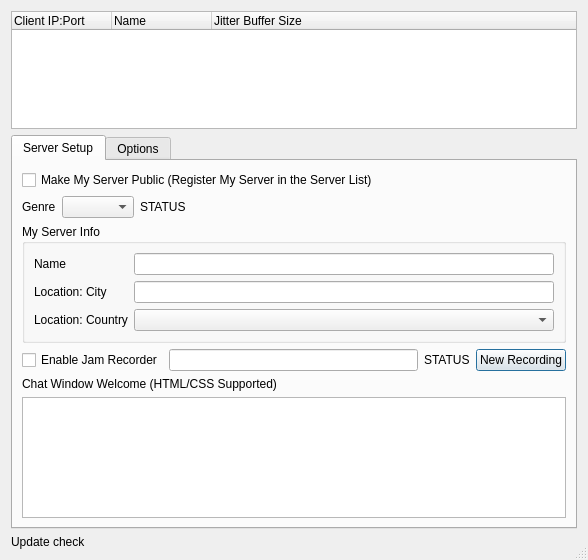
Before: the Qt Designer form src/serverdlgbase.ui in jamulussoftware/jamulus, drawn with Qt 5.
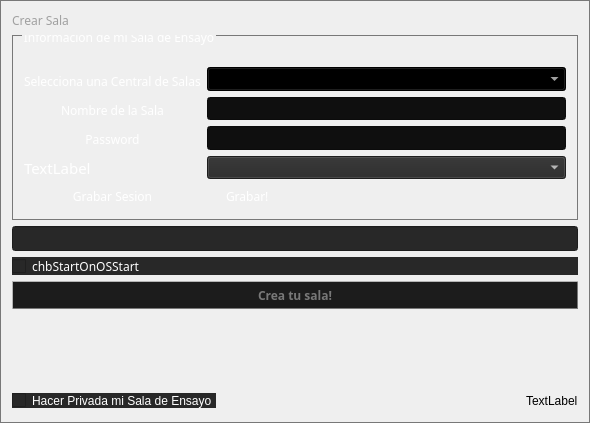
After: the same form once the commit is applied. Icons and pictures are not drawn. Custom widgets are drawn as their Qt base class.

Patch:
```diff
--- a/src/serverdlgbase.ui
+++ b/src/serverdlgbase.ui
@@ -6,10 +6,22 @@
    <rect>
     <x>0</x>
     <y>0</y>
-    <width>588</width>
-    <height>560</height>
+    <width>590</width>
+    <height>423</height>
    </rect>
   </property>
+  <property name="sizePolicy">
+   <sizepolicy hsizetype="Fixed" vsizetype="Fixed">
+    <horstretch>0</horstretch>
+    <verstretch>0</verstretch>
+   </sizepolicy>
+  </property>
+  <property name="minimumSize">
+   <size>
+    <width>590</width>
+    <height>420</height>
+   </size>
+  </property>
   <property name="windowTitle">
    <string/>
   </property>
@@ -17,294 +29,797 @@
    <iconset resource="resources.qrc">
     <normaloff>:/png/main/res/fronticon.png</normaloff>:/png/main/res/fronticon.png</iconset>
   </property>
+  <property name="styleSheet">
+   <string notr="true">#CServerDlgBase{
+border:1px solid rgb(120,120,120);
+background-image:  url(:/png/main/res/ui/bg_fondos.png);
+
+}</string>
+  </property>
   <property name="sizeGripEnabled">
-   <bool>true</bool>
+   <bool>false</bool>
   </property>
   <layout class="QVBoxLayout">
+   <property name="leftMargin">
+    <number>12</number>
+   </property>
+   <property name="topMargin">
+    <number>12</number>
+   </property>
+   <property name="rightMargin">
+    <number>12</number>
+   </property>
+   <property name="bottomMargin">
+    <number>12</number>
+   </property>
+   <item>
+    <widget class="QLabel" name="label_2">
+     <property name="font">
+      <font>
+       <family>Noto Sans</family>
+      </font>
+     </property>
+     <property name="styleSheet">
+      <string notr="true">color: rgb(160, 160, 160);</string>
+     </property>
+     <property name="text">
+      <string>Crear Sala</string>
+     </property>
+    </widget>
+   </item>
+   <item>
+    <widget class="QGroupBox" name="grbServerInfo">
+     <property name="font">
+      <font>
+       <family>Noto Sans</family>
+       <pointsize>9</pointsize>
+      </font>
+     </property>
+     <property name="styleSheet">
+      <string notr="true">QGroupBox{
+    border: 1px solid rgb(120,120,120);
+    margin-top: 0.5em;
+    color: white;
+}
+
+QGroupBox::title {
+    top: -6px;
+    left: 10px;
+}</string>
+     </property>
+     <property name="title">
+      <string>Información de mi Sala de Ensayo</string>
+     </property>
+     <layout class="QHBoxLayout" name="horizontalLayout_3">
+      <item>
+       <layout class="QVBoxLayout">
+        <property name="spacing">
+         <number>6</number>
+        </property>
+        <property name="leftMargin">
+         <number>0</number>
+        </property>
+        <property name="topMargin">
+         <number>3</number>
+        </property>
+        <property name="bottomMargin">
+         <number>0</number>
+        </property>
+        <item>
+         <widget class="QLabel" name="lblCentralServerAddress">
+          <property name="enabled">
+           <bool>true</bool>
+          </property>
+          <property name="font">
+           <font>
+            <family>Noto Sans</family>
+            <pointsize>9</pointsize>
+           </font>
+          </property>
+          <property name="autoFillBackground">
+           <bool>false</bool>
+          </property>
+          <property name="styleSheet">
+           <string notr="true">border: none;
+color: rgb(255, 255, 255);
+background:transparent;</string>
+          </property>
+          <property name="text">
+           <string>Selecciona una Central de Salas</string>
+          </property>
+         </widget>
+        </item>
+        <item>
+         <widget class="QLabel" name="lblServerName">
+          <property name="font">
+           <font>
+            <family>Noto Sans</family>
+            <pointsize>9</pointsize>
+           </font>
+          </property>
+          <property name="styleSheet">
+           <string notr="true">border: none;
+color: rgb(255, 255, 255);
+background:transparent;
+</string>
+          </property>
+          <property name="midLineWidth">
+           <number>0</number>
+          </property>
+          <property name="text">
+           <string>Nombre de la Sala</string>
+          </property>
+          <property name="alignment">
+           <set>Qt::AlignCenter</set>
+          </property>
+         </widget>
+        </item>
+        <item>
+         <widget class="QLabel" name="lblLocationCity">
+          <property name="enabled">
+           <bool>true</bool>
+          </property>
+          <property name="font">
+           <font>
+            <family>Noto Sans</family>
+            <pointsize>9</pointsize>
+           </font>
+          </property>
+          <property name="styleSheet">
+           <string notr="true">border: none;
+color: rgb(255, 255, 255);
+background:transparent;</string>
+          </property>
+          <property name="text">
+           <string>Password</string>
+          </property>
+          <property name="alignment">
+           <set>Qt::AlignCenter</set>
+          </property>
+         </widget>
+        </item>
+        <item>
+         <widget class="QLabel" name="lblLocationCountry">
+          <property name="font">
+           <font>
+            <family>Myriad Pro</family>
+            <pointsize>11</pointsize>
+           </font>
+          </property>
+          <property name="styleSheet">
+           <string notr="true">border: none;
+color: rgb(255, 255, 255);</string>
+          </property>
+          <property name="text">
+           <string>TextLabel</string>
+          </property>
+         </widget>
+        </item>
+        <item>
+         <widget class="QLabel" name="label">
+          <property name="font">
+           <font>
+            <family>Noto Sans</family>
+            <pointsize>9</pointsize>
+           </font>
+          </property>
+          <property name="styleSheet">
+           <string notr="true">border: none;
+color: rgb(255, 255, 255);
+background:transparent;</string>
+          </property>
+          <property name="text">
+           <string>Grabar Sesion</string>
+          </property>
+          <property name="alignment">
+           <set>Qt::AlignCenter</set>
+          </property>
+         </widget>
+        </item>
+       </layout>
+      </item>
+      <item>
+       <layout class="QVBoxLayout" name="verticalLayout_3">
+        <item>
+         <layout class="QVBoxLayout" name="verticalLayout_2">
+          <item>
+           <widget class="QComboBox" name="cbxCentServAddrType">
+            <property name="font">
+             <font>
+              <family>Noto Sans</family>
+              <pointsize>9</pointsize>
+              <weight>50</weight>
+              <bold>false</bold>
+             </font>
+            </property>
+            <property name="styleSheet">
+             <string notr="true">
+background-color: rgb(0, 0, 0);
+border-color: rgb(0,0,0);
+color: white;
+
+
+
+</string>
+            </property>
+            <property name="locale">
+             <locale language="Spanish" country="Argentina"/>
+            </property>
+           </widget>
+          </item>
+          <item>
+           <widget class="QLineEdit" name="edtServerName">
+            <property name="enabled">
+             <bool>true</bool>
+            </property>
+            <property name="font">
+             <font>
+              <family>Noto Sans</family>
+              <pointsize>9</pointsize>
+              <weight>50</weight>
+              <bold>false</bold>
+             </font>
+            </property>
+            <property name="styleSheet">
+             <string notr="true">background: rgb(15, 15, 15); 
+color:  rgb(255,255,255); 
+selection-background-color: rgb(160,160,160);</string>
+            </property>
+           </widget>
+          </item>
+          <item>
+           <widget class="QLineEdit" name="edtLocationCity">
+            <property name="enabled">
+             <bool>true</bool>
+            </property>
+            <property name="font">
+             <font>
+              <family>Noto Sans</family>
+              <pointsize>9</pointsize>
+             </font>
+            </property>
+            <property name="styleSheet">
+             <string notr="true">background: rgb(15, 15, 15); 
+color:  rgb(255,255,255); 
+selection-background-color: rgb(25, 25, 25);</string>
+            </property>
+            <property name="clearButtonEnabled">
+             <bool>false</bool>
+            </property>
+           </widget>
+          </item>
+          <item>
+           <widget class="QComboBox" name="cbxLocationCountry">
+            <property name="font">
+             <font>
+              <family>Noto Sans</family>
+              <pointsize>9</pointsize>
+              <weight>50</weight>
+              <bold>false</bold>
+             </font>
+            </property>
+            <property name="styleSheet">
+             <string notr="true">background-color: rgb(40, 40, 40);
+border-color: rgb(0, 0, 0);
+color: rgb(255, 255, 255);
+</string>
+            </property>
+            <property name="locale">
+             <locale language="Spanish" country="Argentina"/>
+            </property>
+            <property name="currentIndex">
+             <number>-1</number>
+            </property>
+           </widget>
+          </item>
+         </layout>
+        </item>
+        <item>
+         <layout class="QHBoxLayout" name="horizontalLayout_2">
+          <item>
+           <widget class="QCheckBox" name="RecordCheckBox">
+            <property name="font">
+             <font>
+              <family>Noto Sans</family>
+              <pointsize>9</pointsize>
+              <weight>50</weight>
+              <bold>false</bold>
+             </font>
+            </property>
+            <property name="styleSheet">
+             <string notr="true">QCheckBox {
+	background:transparent;
+color:white;
+}
+</string>
+            </property>
+            <property name="text">
+             <string>Grabar!</string>
+            </property>
+           </widget>
+          </item>
+         </layout>
+        </item>
+       </layout>
+      </item>
+     </layout>
+    </widget>
+   </item>
+   <item>
+    <layout class="QHBoxLayout">
+     <item>
+      <widget class="QLineEdit" name="edtCentralServerAddress">
+       <property name="enabled">
+        <bool>true</bool>
+       </property>
+       <property name="font">
+        <font>
+         <family>Noto Sans</family>
+         <pointsize>9</pointsize>
+         <weight>50</weight>
+         <bold>false</bold>
+        </font>
+       </property>
+       <property name="styleSheet">
+        <string notr="true">background-color: rgb(40, 40, 40);
+border-color: rgb(0, 0, 0);
+color: rgb(255, 255, 255);
+ border-image:  url(:/png/main/res/fondoo.png);</string>
+       </property>
+      </widget>
+     </item>
+    </layout>
+   </item>
+   <item>
+    <widget class="QCheckBox" name="chbStartOnOSStart">
+     <property name="font">
+      <font>
+       <family>Noto Sans</family>
+       <pointsize>9</pointsize>
+      </font>
+     </property>
+     <property name="styleSheet">
+      <string notr="true">background-color: rgb(40, 40, 40);
+border-color: rgb(0, 0, 0);
+color: rgb(255, 255, 255);
+ border-image:  url(:/png/main/res/fondoo.png);</string>
+     </property>
+     <property name="text">
+      <string>chbStartOnOSStart</string>
+     </property>
+    </widget>
+   </item>
+   <item>
+    <widget class="QPushButton" name="btn_crear_sala">
+     <property name="minimumSize">
+      <size>
+       <width>60</width>
+       <height>28</height>
+      </size>
+     </property>
+     <property name="font">
+      <font>
+       <family>Noto Sans</family>
+       <pointsize>9</pointsize>
+       <weight>75</weight>
+       <bold>true</bold>
+      </font>
+     </property>
+     <property name="styleSheet">
+      <string notr="true">#btn_crear_sala{
+background: rgb(28, 28, 28); 
+selection-background-color: rgb(28, 28, 28);
+border-color: rgb(120, 120, 120);
+    border-style: outset;
+    border-width: 1.3px;
+color: rgb(120, 120, 120);
+}
+#btn_crear_sala:hover{
+border-color: rgb(13, 204, 135);
+    border-style: outset;
+    border-width: 1.3px;
+color: rgb(13, 204, 135);
+}
+
+
+#btn_crear_sala:pressed{
+background: rgb(15, 15, 15); 
+border-color: rgb(13, 204, 135);
+    border-style: outset;
+    border-width: 1.3px;
+}</string>
+     </property>
+     <property name="text">
+      <string>Crea tu sala!</string>
+     </property>
+    </widget>
+   </item>
    <item>
     <widget class="QTreeWidget" name="lvwClients">
+     <property name="palette">
+      <palette>
+       <active>
+        <colorrole role="WindowText">
+         <brush brushstyle="SolidPattern">
+          <color alpha="255">
+           <red>255</red>
+           <green>255</green>
+           <blue>255</blue>
+          </color>
+         </brush>
+        </colorrole>
+        <colorrole role="Button">
+         <brush brushstyle="SolidPattern">
+          <color alpha="0">
+           <red>0</red>
+           <green>0</green>
+           <blue>0</blue>
+          </color>
+         </brush>
+        </colorrole>
+        <colorrole role="Text">
+         <brush brushstyle="SolidPattern">
+          <color alpha="255">
+           <red>255</red>
+           <green>255</green>
+           <blue>255</blue>
+          </color>
+         </brush>
+        </colorrole>
+        <colorrole role="ButtonText">
+         <brush brushstyle="SolidPattern">
+          <color alpha="255">
+           <red>255</red>
+           <green>255</green>
+           <blue>255</blue>
+          </color>
+         </brush>
+        </colorrole>
+        <colorrole role="Base">
+         <brush brushstyle="NoBrush">
+          <color alpha="255">
+           <red>0</red>
+           <green>0</green>
+           <blue>0</blue>
+          </color>
+         </brush>
+        </colorrole>
+        <colorrole role="Window">
+         <brush brushstyle="SolidPattern">
+          <color alpha="0">
+           <red>0</red>
+           <green>0</green>
+           <blue>0</blue>
+          </color>
+         </brush>
+        </colorrole>
+        <colorrole role="PlaceholderText">
+         <brush brushstyle="NoBrush">
+          <color alpha="128">
+           <red>255</red>
+           <green>255</green>
+           <blue>255</blue>
+          </color>
+         </brush>
+        </colorrole>
+       </active>
+       <inactive>
+        <colorrole role="WindowText">
+         <brush brushstyle="SolidPattern">
+          <color alpha="255">
+           <red>255</red>
+           <green>255</green>
+           <blue>255</blue>
+          </color>
+         </brush>
+        </colorrole>
+        <colorrole role="Button">
+         <brush brushstyle="SolidPattern">
+          <color alpha="0">
+           <red>0</red>
+           <green>0</green>
+           <blue>0</blue>
+          </color>
+         </brush>
+        </colorrole>
+        <colorrole role="Text">
+         <brush brushstyle="SolidPattern">
+          <color alpha="255">
+           <red>255</red>
+           <green>255</green>
+           <blue>255</blue>
+          </color>
+         </brush>
+        </colorrole>
+        <colorrole role="ButtonText">
+         <brush brushstyle="SolidPattern">
+          <color alpha="255">
+           <red>255</red>
+           <green>255</green>
+           <blue>255</blue>
+          </color>
+         </brush>
+        </colorrole>
+        <colorrole role="Base">
+         <brush brushstyle="NoBrush">
+          <color alpha="255">
+           <red>0</red>
+           <green>0</green>
+           <blue>0</blue>
+          </color>
+         </brush>
+        </colorrole>
+        <colorrole role="Window">
+         <brush brushstyle="SolidPattern">
+          <color alpha="0">
+           <red>0</red>
+           <green>0</green>
+           <blue>0</blue>
+          </color>
+         </brush>
+        </colorrole>
+        <colorrole role="PlaceholderText">
+         <brush brushstyle="NoBrush">
+          <color alpha="128">
+           <red>255</red>
+           <green>255</green>
+           <blue>255</blue>
+          </color>
+         </brush>
+        </colorrole>
+       </inactive>
+       <disabled>
+        <colorrole role="WindowText">
+         <brush brushstyle="SolidPattern">
+          <color alpha="255">
+           <red>255</red>
+           <green>255</green>
+           <blue>255</blue>
+          </color>
+         </brush>
+        </colorrole>
+        <colorrole role="Button">
+         <brush brushstyle="SolidPattern">
+          <color alpha="0">
+           <red>0</red>
+           <green>0</green>
+           <blue>0</blue>
+          </color>
+         </brush>
+        </colorrole>
+        <colorrole role="Text">
+         <brush brushstyle="SolidPattern">
+          <color alpha="255">
+           <red>255</red>
+           <green>255</green>
+           <blue>255</blue>
+          </color>
+         </brush>
+        </colorrole>
+        <colorrole role="ButtonText">
+         <brush brushstyle="SolidPattern">
+          <color alpha="255">
+           <red>255</red>
+           <green>255</green>
+           <blue>255</blue>
+          </color>
+         </brush>
+        </colorrole>
+        <colorrole role="Base">
+         <brush brushstyle="NoBrush">
+          <color alpha="255">
+           <red>0</red>
+           <green>0</green>
+           <blue>0</blue>
+          </color>
+         </brush>
+        </colorrole>
+        <colorrole role="Window">
+         <brush brushstyle="SolidPattern">
+          <color alpha="0">
+           <red>0</red>
+           <green>0</green>
+           <blue>0</blue>
+          </color>
+         </brush>
+        </colorrole>
+        <colorrole role="PlaceholderText">
+         <brush brushstyle="NoBrush">
+          <color alpha="128">
+           <red>255</red>
+           <green>255</green>
+           <blue>255</blue>
+          </color>
+         </brush>
+        </colorrole>
+       </disabled>
+      </palette>
+     </property>
+     <property name="font">
+      <font>
+       <family>Noto Sans</family>
+       <pointsize>9</pointsize>
+      </font>
+     </property>
+     <property name="styleSheet">
+      <string notr="true">QTreeWidget{
+border-color: rgb(255, 255, 255);
+color: white;
+background:transparent;
+}
+
+QTreeView::item {
+font-color: white;
+}
+
+QHeaderView::section {                          
+    color: white;                               
+    padding: 1px;                               
+    height:20px;                                
+    border: 1px solid rgb(120,120,120);                  
+    border-left:1px;                            
+    border-right:1px;                           
+    background-color: transparent;                        
+}
+</string>
+     </property>
+     <property name="showDropIndicator" stdset="0">
+      <bool>false</bool>
+     </property>
      <property name="rootIsDecorated">
       <bool>false</bool>
      </property>
      <property name="columnCount">
       <number>3</number>
      </property>
+     <attribute name="headerVisible">
+      <bool>false</bool>
+     </attribute>
+     <attribute name="headerStretchLastSection">
+      <bool>true</bool>
+     </attribute>
      <column>
       <property name="text">
-       <string>Client IP:Port</string>
+       <string>IP del Cliente</string>
+      </property>
+      <property name="font">
+       <font>
+        <family>Noto Sans</family>
+        <pointsize>10</pointsize>
+       </font>
+      </property>
+      <property name="background">
+       <color alpha="5">
+        <red>5</red>
+        <green>5</green>
+        <blue>5</blue>
+       </color>
+      </property>
+      <property name="foreground">
+       <brush brushstyle="SolidPattern">
+        <color alpha="255">
+         <red>255</red>
+         <green>255</green>
+         <blue>255</blue>
+        </color>
+       </brush>
       </property>
      </column>
      <column>
       <property name="text">
-       <string>Name</string>
+       <string>Nombre</string>
+      </property>
+      <property name="font">
+       <font>
+        <family>Noto Sans</family>
+        <pointsize>10</pointsize>
+        <weight>50</weight>
+        <bold>false</bold>
+       </font>
+      </property>
+      <property name="background">
+       <color alpha="5">
+        <red>5</red>
+        <green>5</green>
+        <blue>5</blue>
+       </color>
+      </property>
+      <property name="foreground">
+       <brush brushstyle="SolidPattern">
+        <color alpha="255">
+         <red>255</red>
+         <green>255</green>
+         <blue>255</blue>
+        </color>
+       </brush>
       </property>
      </column>
      <column>
       <property name="text">
        <string>Jitter Buffer Size</string>
       </property>
+      <property name="font">
+       <font>
+        <family>Noto Sans</family>
+        <pointsize>10</pointsize>
+       </font>
+      </property>
+      <property name="background">
+       <color alpha="5">
+        <red>5</red>
+        <green>5</green>
+        <blue>5</blue>
+       </color>
+      </property>
+      <property name="foreground">
+       <brush brushstyle="SolidPattern">
+        <color alpha="255">
+         <red>255</red>
+         <green>255</green>
+         <blue>255</blue>
+        </color>
+       </brush>
+      </property>
      </column>
     </widget>
    </item>
    <item>
-    <widget class="QTabWidget" name="tabWidget">
-     <property name="sizePolicy">
-      <sizepolicy hsizetype="Expanding" vsizetype="Preferred">
-       <horstretch>0</horstretch>
-       <verstretch>0</verstretch>
-      </sizepolicy>
-     </property>
-     <property name="currentIndex">
-      <number>0</number>
-     </property>
-     <widget class="QWidget" name="tabServerSetup">
-      <attribute name="title">
-       <string>Server Setup</string>
-      </attribute>
-      <layout class="QVBoxLayout" name="verticalLayout_2">
-       <item>
-        <widget class="QCheckBox" name="chbRegisterServer">
-         <property name="text">
-          <string>Make My Server Public (Register My Server in the Server List)</string>
-         </property>
-        </widget>
-       </item>
-       <item>
-        <layout class="QHBoxLayout">
-         <item>
-          <widget class="QLabel" name="label">
-           <property name="text">
-            <string>Genre</string>
-           </property>
-          </widget>
-         </item>
-         <item>
-          <widget class="QComboBox" name="cbxCentServAddrType"/>
-         </item>
-         <item>
-          <widget class="QLabel" name="lblRegSvrStatus">
-           <property name="text">
-            <string>STATUS</string>
-           </property>
-          </widget>
-         </item>
-         <item>
-          <spacer>
-           <property name="orientation">
-            <enum>Qt::Horizontal</enum>
-           </property>
-           <property name="sizeType">
-            <enum>QSizePolicy::Expanding</enum>
-           </property>
-           <property name="sizeHint" stdset="0">
-            <size>
-             <width>20</width>
-             <height>20</height>
-            </size>
-           </property>
-          </spacer>
-         </item>
-        </layout>
-       </item>
-       <item>
-        <widget class="QGroupBox" name="grbServerInfo">
-         <property name="title">
-          <string>My Server Info</string>
-         </property>
-         <layout class="QHBoxLayout">
-          <item>
-           <layout class="QVBoxLayout">
-            <item>
-             <widget class="QLabel" name="lblServerName">
-              <property name="text">
-               <string>Name</string>
-              </property>
-             </widget>
-            </item>
-            <item>
-             <widget class="QLabel" name="lblLocationCity">
-              <property name="text">
-               <string>Location: City</string>
-              </property>
-             </widget>
-            </item>
-            <item>
-             <widget class="QLabel" name="lblLocationCountry">
-              <property name="text">
-               <string>Location: Country</string>
-              </property>
-             </widget>
-            </item>
-           </layout>
-          </item>
-          <item>
-           <layout class="QVBoxLayout">
-            <item>
-             <widget class="QLineEdit" name="edtServerName"/>
-            </item>
-            <item>
-             <widget class="QLineEdit" name="edtLocationCity"/>
-            </item>
-            <item>
-             <widget class="QComboBox" name="cbxLocationCountry"/>
-            </item>
-           </layout>
-          </item>
-         </layout>
-        </widget>
-       </item>
-       <item>
-        <layout class="QHBoxLayout">
-         <item>
-          <widget class="QCheckBox" name="chbEnableRecorder">
-           <property name="text">
-            <string>Enable Jam Recorder</string>
-           </property>
-          </widget>
-         </item>
-         <item>
-          <widget class="QLineEdit" name="edtCurrentSessionDir">
-           <property name="readOnly">
-            <bool>true</bool>
-           </property>
-          </widget>
-         </item>
-         <item>
-          <widget class="QLabel" name="lblRecorderStatus">
-           <property name="text">
-            <string>STATUS</string>
-           </property>
-          </widget>
-         </item>
-         <item>
-          <widget class="QPushButton" name="pbtNewRecording">
-           <property name="text">
-            <string>New Recording</string>
-           </property>
-          </widget>
-         </item>
-        </layout>
-       </item>
-       <item>
-        <widget class="QLabel" name="label_2">
-         <property name="text">
-          <string>Chat Window Welcome (HTML/CSS Supported)</string>
-         </property>
-        </widget>
-       </item>
-       <item>
-        <widget class="QTextEdit" name="tedWelcomeMessage">
-         <property name="sizePolicy">
-          <sizepolicy hsizetype="Expanding" vsizetype="Preferred">
-           <horstretch>0</horstretch>
-           <verstretch>0</verstretch>
-          </sizepolicy>
-         </property>
-        </widget>
-       </item>
-      </layout>
-     </widget>
-     <widget class="QWidget" name="tabOptions">
-      <attribute name="title">
-       <string>Options</string>
-      </attribute>
-      <layout class="QVBoxLayout" name="verticalLayout">
-       <item>
-        <layout class="QHBoxLayout" name="horizontalLayout">
-         <item>
-          <widget class="QLabel" name="lblLanguage">
-           <property name="text">
-            <string>Language</string>
-           </property>
-          </widget>
-         </item>
-         <item>
-          <widget class="CLanguageComboBox" name="cbxLanguage"/>
-         </item>
-        </layout>
-       </item>
-       <item>
-        <layout class="QHBoxLayout">
-         <item>
-          <widget class="QPushButton" name="pbtRecordingDir">
-           <property name="text">
-            <string>Recording Directory</string>
-           </property>
-          </widget>
-         </item>
-         <item>
-          <widget class="QLineEdit" name="edtRecordingDir">
-           <property name="readOnly">
-            <bool>true</bool>
-           </property>
-          </widget>
-         </item>
-         <item>
-          <widget class="QToolButton" name="tbtClearRecordingDir"/>
-         </item>
-        </layout>
-       </item>
-       <item>
-        <layout class="QHBoxLayout">
-         <item>
-          <widget class="QLabel" name="lblCentralServerAddress">
-           <property name="text">
-            <string>Custom Central Server Address:</string>
-           </property>
-          </widget>
-         </item>
-         <item>
-          <widget class="QLineEdit" name="edtCentralServerAddress"/>
-         </item>
-        </layout>
-       </item>
-       <item>
-        <widget class="QCheckBox" name="chbStartOnOSStart">
-         <property name="text">
-          <string>Start Minimized on Windows Start</string>
-         </property>
-        </widget>
-       </item>
-       <item>
-        <widget class="QCheckBox" name="chbUseCCLicence">
-         <property name="text">
-          <string>Show Creative Commons BY-NC-SA 4.0 Licence Dialog</string>
-         </property>
-        </widget>
-       </item>
-       <item>
-        <spacer name="verticalSpacer">
-         <property name="orientation">
-          <enum>Qt::Vertical</enum>
-         </property>
-         <property name="sizeHint" stdset="0">
-          <size>
-           <width>20</width>
-           <height>40</height>
-          </size>
-         </property>
-        </spacer>
-       </item>
-      </layout>
-     </widget>
-    </widget>
-   </item>
-   <item>
-    <widget class="QLabel" name="lblUpdateCheck">
-     <property name="text">
-      <string>Update check</string>
-     </property>
-    </widget>
+    <layout class="QHBoxLayout">
+     <item>
+      <widget class="QCheckBox" name="chbRegisterServer">
+       <property name="enabled">
+        <bool>true</bool>
+       </property>
+       <property name="focusPolicy">
+        <enum>Qt::NoFocus</enum>
+       </property>
+       <property name="styleSheet">
+        <string notr="true">background-color: rgb(40, 40, 40);
+border-color: rgb(0, 0, 0);
+color: rgb(255, 255, 255);
+ border-image:  url(:/png/main/res/fondoo.png);</string>
+       </property>
+       <property name="text">
+        <string>Hacer Privada mi Sala de Ensayo </string>
+       </property>
+       <property name="shortcut">
+        <string/>
+       </property>
+       <property name="checked">
+        <bool>false</bool>
+       </property>
+      </widget>
+     </item>
+     <item>
+      <spacer>
+       <property name="orientation">
+        <enum>Qt::Horizontal</enum>
+       </property>
+       <property name="sizeType">
+        <enum>QSizePolicy::Expanding</enum>
+       </property>
+       <property name="sizeHint" stdset="0">
+        <size>
+         <width>20</width>
+         <height>20</height>
+        </size>
+       </property>
+      </spacer>
+     </item>
+     <item>
+      <widget class="QLabel" name="txt_error_msj">
+       <property name="styleSheet">
+        <string notr="true">background-color:transparent;</string>
+       </property>
+       <property name="text">
+        <string>TextLabel</string>
+       </property>
+      </widget>
+     </item>
+    </layout>
    </item>
   </layout>
  </widget>
- <customwidgets>
-  <customwidget>
-   <class>CLanguageComboBox</class>
-   <extends>QComboBox</extends>
-   <header>util.h</header>
-  </customwidget>
- </customwidgets>
  <tabstops>
   <tabstop>lvwClients</tabstop>
   <tabstop>tabWidget</tabstop>
```
Left out of the diff: 16 changed lines with no effect on the pictures.
